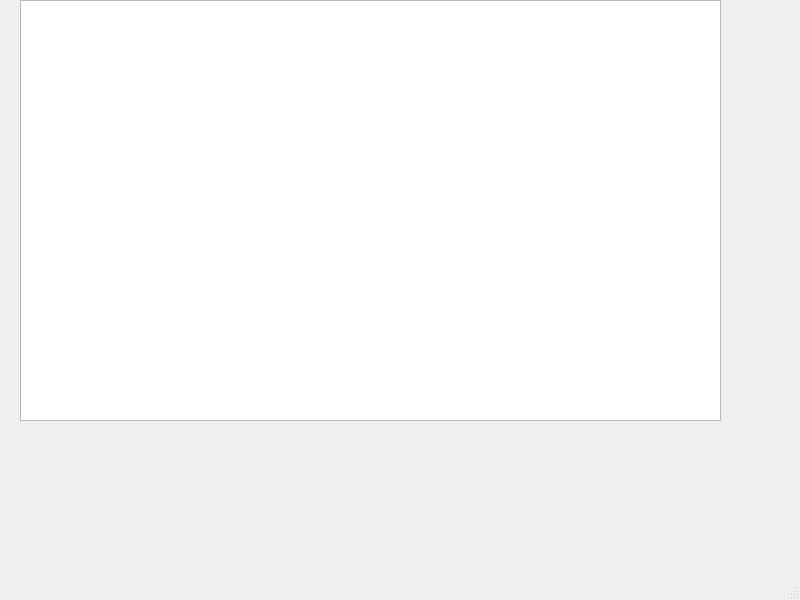
Before: the Qt Designer form Proyecto_final/mainwindow.ui in JonorouY/Proyecto-final, drawn with Qt 5.
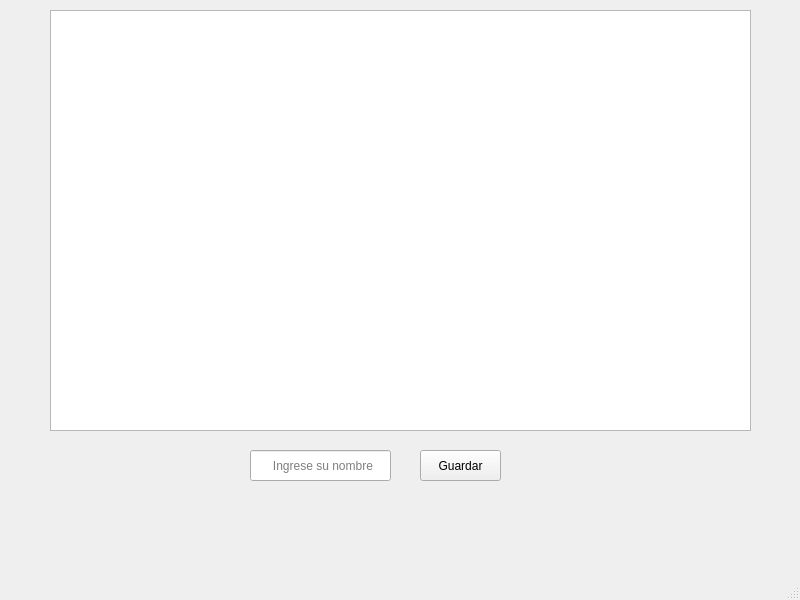
After: the same form once the commit is applied.

Diff of the .ui file:
```diff
--- a/Proyecto_final/mainwindow.ui
+++ b/Proyecto_final/mainwindow.ui
@@ -17,13 +17,42 @@
    <widget class="QGraphicsView" name="graphicsView">
     <property name="geometry">
      <rect>
-      <x>20</x>
-      <y>0</y>
+      <x>50</x>
+      <y>10</y>
       <width>701</width>
       <height>421</height>
      </rect>
     </property>
    </widget>
+   <widget class="QLineEdit" name="nombre">
+    <property name="geometry">
+     <rect>
+      <x>250</x>
+      <y>450</y>
+      <width>141</width>
+      <height>31</height>
+     </rect>
+    </property>
+    <property name="text">
+     <string/>
+    </property>
+    <property name="placeholderText">
+     <string>      Ingrese su nombre</string>
+    </property>
+   </widget>
+   <widget class="QPushButton" name="pushButton">
+    <property name="geometry">
+     <rect>
+      <x>420</x>
+      <y>450</y>
+      <width>81</width>
+      <height>31</height>
+     </rect>
+    </property>
+    <property name="text">
+     <string>Guardar</string>
+    </property>
+   </widget>
   </widget>
   <widget class="QMenuBar" name="menubar">
    <property name="geometry">
```
